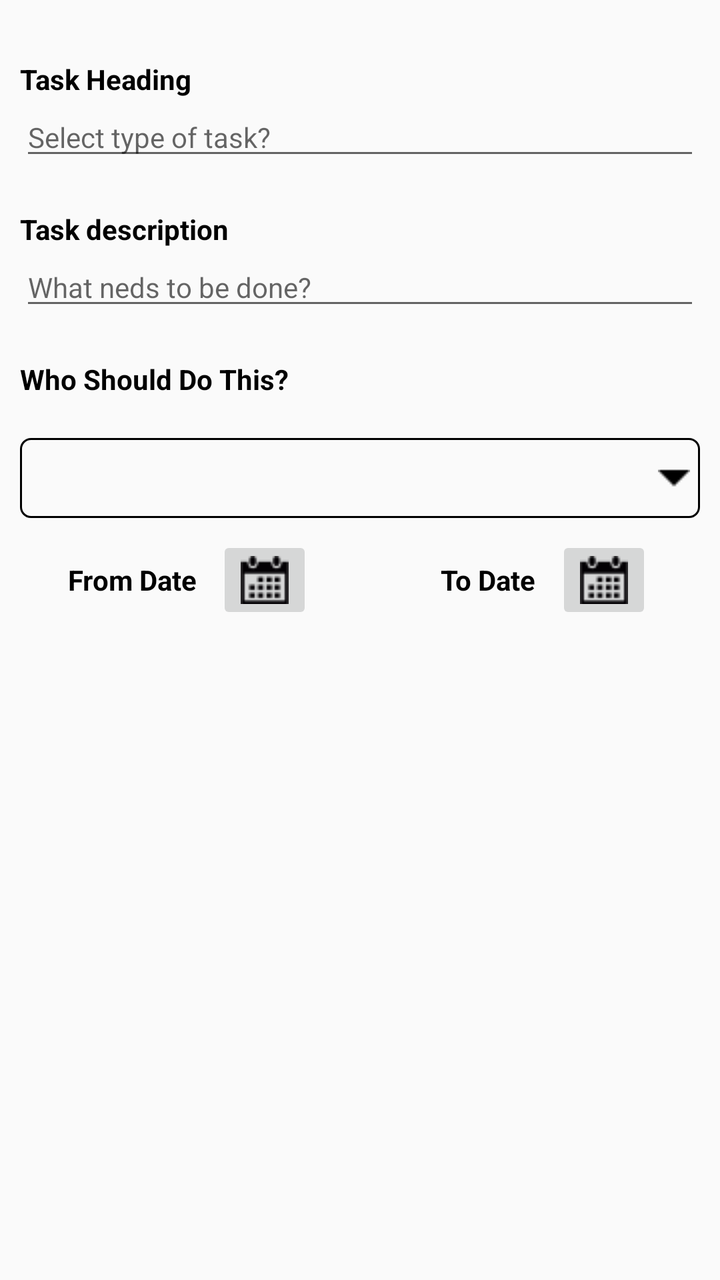
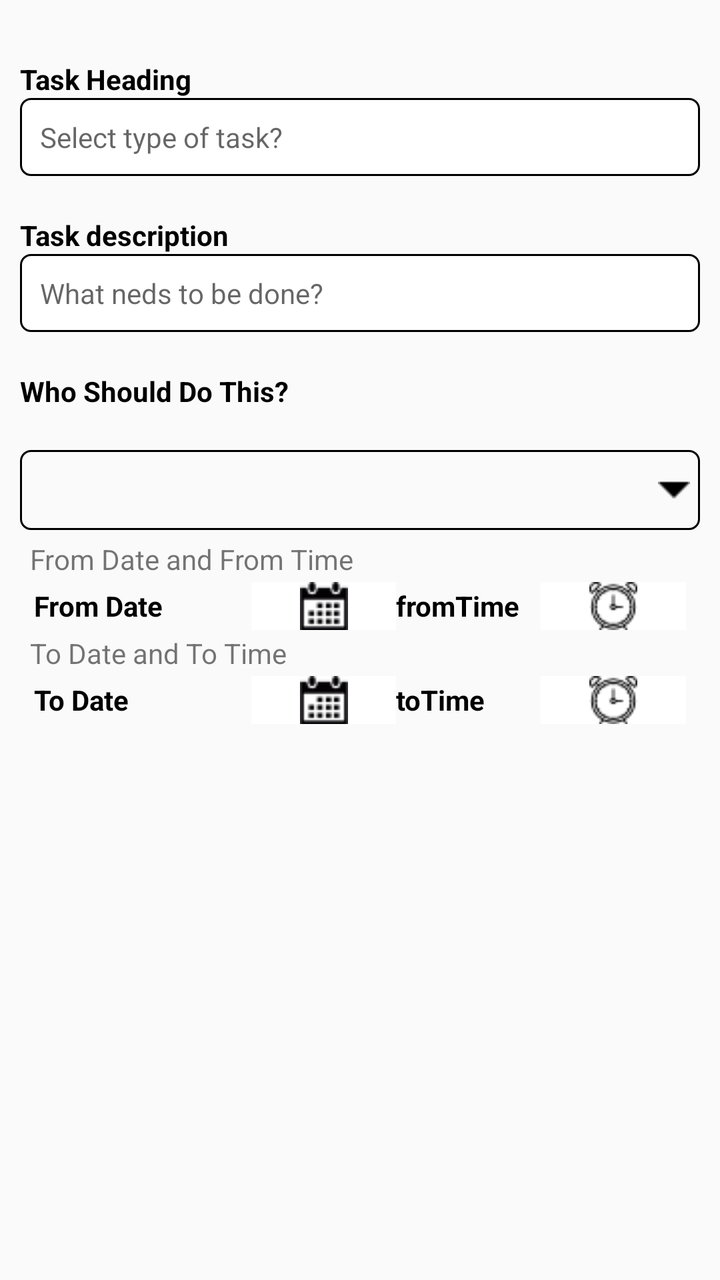

The first picture is an Android layout as it rendered before a commit; the second is the same layout after the commit. The layout source and the unified diff follow.
<!-- AndroidManifest.xml: application theme AppTheme -->
<!-- res/layout/task_fragment1.xml -->
<?xml version="1.0" encoding="utf-8"?>
<LinearLayout xmlns:android="http://schemas.android.com/apk/res/android"
    android:layout_width="match_parent"
    android:layout_height="match_parent"
    android:orientation="vertical"
    android:padding="10sp">

    <ScrollView
        android:layout_width="match_parent"
        android:layout_height="match_parent"
        android:scrollbars="vertical">

        <LinearLayout
            android:layout_width="match_parent"
            android:layout_height="match_parent"
            android:orientation="vertical">

            <TextView
                android:layout_width="wrap_content"
                android:layout_height="wrap_content"
                android:layout_gravity="left"
                android:layout_marginTop="20dp"
                android:gravity="center"
                android:text="Task Heading"
                android:textColor="#000"
                android:textStyle="bold" />

            <EditText
                android:id="@+id/taskHeader"
                android:layout_width="match_parent"
                android:layout_height="wrap_content"
                android:layout_gravity="bottom"
                android:gravity="bottom"
                android:hint="Select type of task?"
                android:textSize="14sp" />


            <TextView
                android:layout_width="wrap_content"
                android:layout_height="wrap_content"
                android:layout_gravity="left"
                android:layout_marginTop="20dp"
                android:gravity="center"
                android:text="Task description"
                android:textColor="#000"
                android:textStyle="bold" />

            <EditText
                android:id="@+id/taskDes"
                android:layout_width="match_parent"
                android:layout_height="wrap_content"
                android:layout_gravity="bottom"
                android:gravity="bottom"
                android:hint="What neds to be done?"
                android:textSize="14sp" />


            <TextView
                android:id="@+id/textView2"
                android:layout_width="wrap_content"
                android:layout_height="wrap_content"
                android:layout_gravity="left"
                android:layout_marginTop="20dp"
                android:gravity="center"
                android:text="Who Should Do This?"
                android:textColor="#000"
                android:textSize="14sp"
                android:textStyle="bold" />

            <RelativeLayout
                android:layout_width="wrap_content"
                android:layout_height="wrap_content"
                android:layout_marginTop="20dp"
                android:background="@drawable/spinner_border"
                android:orientation="horizontal">

                <Spinner
                    android:id="@+id/TaskUsers"
                    android:layout_width="match_parent"
                    android:layout_height="40dp"
                    android:layout_centerVertical="true"
                    android:layout_gravity="center"
                    android:background="@android:color/transparent"
                    android:gravity="center"
                    android:padding="5dp" />

                <ImageView
                    android:layout_width="wrap_content"
                    android:layout_height="wrap_content"
                    android:layout_alignParentRight="true"
                    android:layout_centerVertical="true"
                    android:layout_gravity="center"
                    android:padding="5sp"
                    android:src="@drawable/drop_down" />

            </RelativeLayout>

            <LinearLayout
                android:layout_width="wrap_content"
                android:layout_height="wrap_content"
                android:layout_gravity="center"
                android:orientation="horizontal"
                android:padding="7dp">


                <LinearLayout
                    android:layout_width="wrap_content"
                    android:layout_height="wrap_content"
                    android:layout_weight="1"
                    android:gravity="left"
                    android:orientation="horizontal"
                    android:padding="2dp">

                    <TextView
                        android:id="@+id/fromDate"
                        android:layout_width="wrap_content"
                        android:layout_height="wrap_content"
                        android:layout_gravity="center"
                        android:gravity="center"
                        android:text="From Date"
                        android:textColor="#000"
                        android:textSize="@dimen/Date_textsize"
                        android:textStyle="bold" />

                    <ImageButton
                        android:id="@+id/fromDateImage"
                        android:layout_width="wrap_content"
                        android:layout_height="wrap_content"
                        android:layout_gravity="center_vertical"
                        android:layout_marginLeft="10dp"
                        android:src="@drawable/calender" />
                </LinearLayout>


                <LinearLayout
                    android:layout_width="wrap_content"
                    android:layout_height="wrap_content"
                    android:layout_marginLeft="60dp"
                    android:layout_weight="1"
                    android:gravity="left"
                    android:orientation="horizontal"
                    android:padding="2dp">

                    <TextView
                        android:id="@+id/toDate"
                        android:layout_width="wrap_content"
                        android:layout_height="wrap_content"
                        android:layout_gravity="center"
                        android:gravity="center"
                        android:text="To Date"
                        android:textColor="#000"
                        android:textSize="@dimen/Date_textsize"
                        android:textStyle="bold" />


                    <ImageButton
                        android:id="@+id/toDateImage"
                        android:layout_width="wrap_content"
                        android:layout_height="wrap_content"
                        android:layout_gravity="center_vertical"
                        android:layout_marginLeft="10dp"
                        android:src="@drawable/calender" />
                </LinearLayout>


            </LinearLayout>
        </LinearLayout>
    </ScrollView>
</LinearLayout>
<!-- resources referenced by this layout -->
<resources>
  <dimen name="Date_textsize">14sp</dimen>
  <!-- drawable calender: png bitmap (drawable, 698 bytes) -->
  <!-- drawable drop_down: png bitmap (drawable, 211 bytes) -->
  <!-- drawable spinner_border (drawable) -->
  <?xml version="1.0" encoding="utf-8"?>
  <shape xmlns:android="http://schemas.android.com/apk/res/android">
      <solid android:color="@android:color/transparent" />
      <corners android:radius="5dp" />
      <stroke
          android:width="1dp"
          android:color="#000">
  
      </stroke>
      </shape>
  <style name="AppTheme" parent="Theme.AppCompat.Light.DarkActionBar">
          
          <item name="windowNoTitle">true</item>
          <item name="windowActionBar">false</item>
          <item name="colorPrimary">@color/light_blue_800</item>
          <item name="colorPrimaryDark">@color/colorPrimaryDark</item>
          <item name="colorAccent">@color/colorAccent</item>
      </style>
  <color name="light_blue_800">#0277bd</color>
  <color name="colorPrimaryDark">#303F9F</color>
  <color name="colorAccent">#000105</color>
</resources>

<!-- the commit's change to res/layout/task_fragment1.xml (unified diff, before → after) -->
@@ -30,8 +30,10 @@
                 android:layout_width="match_parent"
                 android:layout_height="wrap_content"
                 android:layout_gravity="bottom"
+                android:background="@drawable/rounded_edittext"
                 android:gravity="bottom"
                 android:hint="Select type of task?"
+                android:padding="10dp"
                 android:textSize="14sp" />
 
 
@@ -50,8 +52,10 @@
                 android:layout_width="match_parent"
                 android:layout_height="wrap_content"
                 android:layout_gravity="bottom"
+                android:background="@drawable/rounded_edittext"
                 android:gravity="bottom"
                 android:hint="What neds to be done?"
+                android:padding="10dp"
                 android:textSize="14sp" />
 
 
@@ -96,15 +100,73 @@
             </RelativeLayout>
 
             <LinearLayout
-                android:layout_width="wrap_content"
+                android:layout_width="match_parent"
                 android:layout_height="wrap_content"
                 android:layout_gravity="center"
-                android:orientation="horizontal"
-                android:padding="7dp">
-
+                android:orientation="vertical"
+                android:padding="5dp">
+
+                <TextView
+                    android:layout_width="match_parent"
+                    android:layout_height="wrap_content"
+                    android:text="From Date and From Time" />
 
                 <LinearLayout
-                    android:layout_width="wrap_content"
+                    android:layout_width="match_parent"
+                    android:layout_height="wrap_content"
+                    android:gravity="center"
+                    android:orientation="horizontal"
+                    android:padding="2dp">
+
+                    <TextView
+                        android:id="@+id/fromDate"
+                        android:layout_width="0dp"
+                        android:layout_height="wrap_content"
+                        android:layout_gravity="center"
+                        android:layout_weight="3"
+                        android:gravity="left"
+                        android:text="From Date"
+                        android:textColor="#000"
+                        android:textSize="@dimen/Date_textsize"
+                        android:textStyle="bold" />
+
+                    <ImageButton
+                        android:id="@+id/fromDateImage"
+                        android:layout_width="0dp"
+                        android:layout_height="wrap_content"
+                        android:layout_gravity="center_vertical"
+                        android:layout_weight="2"
+                        android:background="@color/white"
+                        android:src="@drawable/calender" />
+
+                    <TextView
+                        android:id="@+id/fromTime"
+                        android:layout_width="0dp"
+                        android:layout_height="wrap_content"
+                        android:layout_gravity="center"
+                        android:layout_weight="2"
+                        android:gravity="left"
+                        android:text="fromTime"
+                        android:textColor="#000"
+                        android:textSize="@dimen/Date_textsize"
+                        android:textStyle="bold" />
+
+                    <ImageButton
+                        android:id="@+id/fromTimeImage"
+                        android:layout_width="0dp"
+                        android:layout_height="wrap_content"
+                        android:layout_gravity="center_vertical"
+                        android:layout_weight="2"
+                        android:background="@color/white"
+                        android:onClick="onButtonClicked"
+                        android:src="@drawable/time" />
+                </LinearLayout>
+                <TextView
+                    android:layout_width="match_parent"
+                    android:layout_height="wrap_content"
+                    android:text="To Date and To Time" />
+                <LinearLayout
+                    android:layout_width="match_parent"
                     android:layout_height="wrap_content"
                     android:layout_weight="1"
                     android:gravity="left"
@@ -112,57 +174,48 @@
                     android:padding="2dp">
 
                     <TextView
-                        android:id="@+id/fromDate"
-                        android:layout_width="wrap_content"
-                        android:layout_height="wrap_content"
-                        android:layout_gravity="center"
-                        android:gravity="center"
-                        android:text="From Date"
-                        android:textColor="#000"
-                        android:textSize="@dimen/Date_textsize"
-                        android:textStyle="bold" />
-
-                    <ImageButton
-                        android:id="@+id/fromDateImage"
-                        android:layout_width="wrap_content"
-                        android:layout_height="wrap_content"
-                        android:layout_gravity="center_vertical"
-                        android:layout_marginLeft="10dp"
+                        android:id="@+id/toDate"
+                        android:layout_width="0dp"
+                        android:layout_height="wrap_content"
+                        android:layout_gravity="center"
+                        android:layout_weight="1.5"
+                        android:gravity="left"
+                        android:text="To Date"
+                        android:textColor="#000"
+                        android:textSize="@dimen/Date_textsize"
+                        android:textStyle="bold" />
+
+                    <ImageButton
+                        android:id="@+id/toDateImage"
+                        android:layout_width="0dp"
+                        android:layout_height="wrap_content"
+                        android:layout_gravity="center_vertical"
+                        android:layout_weight="1"
+                        android:background="@color/white"
                         android:src="@drawable/calender" />
+
+
+                    <TextView
+                        android:id="@+id/toTime"
+                        android:layout_width="0dp"
+                        android:layout_height="wrap_content"
+                        android:layout_gravity="center"
+                        android:layout_weight="1"
+                        android:gravity="left"
+                        android:text="toTime"
+                        android:textColor="#000"
+                        android:textSize="@dimen/Date_textsize"
+                        android:textStyle="bold" />
+
+                    <ImageButton
+                        android:id="@+id/toTimeImage"
+                        android:layout_width="0dp"
+                        android:layout_height="wrap_content"
+                        android:layout_gravity="center_vertical"
+                        android:layout_weight="1"
+                        android:background="@color/white"
+                        android:src="@drawable/time" />
                 </LinearLayout>
-
-
-                <LinearLayout
-                    android:layout_width="wrap_content"
-                    android:layout_height="wrap_content"
-                    android:layout_marginLeft="60dp"
-                    android:layout_weight="1"
-                    android:gravity="left"
-                    android:orientation="horizontal"
-                    android:padding="2dp">
-
-                    <TextView
-                        android:id="@+id/toDate"
-                        android:layout_width="wrap_content"
-                        android:layout_height="wrap_content"
-                        android:layout_gravity="center"
-                        android:gravity="center"
-                        android:text="To Date"
-                        android:textColor="#000"
-                        android:textSize="@dimen/Date_textsize"
-                        android:textStyle="bold" />
-
-
-                    <ImageButton
-                        android:id="@+id/toDateImage"
-                        android:layout_width="wrap_content"
-                        android:layout_height="wrap_content"
-                        android:layout_gravity="center_vertical"
-                        android:layout_marginLeft="10dp"
-                        android:src="@drawable/calender" />
-                </LinearLayout>
-
-
             </LinearLayout>
         </LinearLayout>
     </ScrollView>
<!-- resource entries referenced after the edit -->
@@ -1,8 +1,25 @@
 <!-- resources referenced by this layout -->
 <resources>
+  <color name="white">#FFFFFF</color>
   <dimen name="Date_textsize">14sp</dimen>
   <!-- drawable calender: png bitmap (drawable, 698 bytes) -->
   <!-- drawable drop_down: png bitmap (drawable, 211 bytes) -->
+  <!-- drawable rounded_edittext (drawable) -->
+  <?xml version="1.0" encoding="utf-8"?>
+  <selector xmlns:android="http://schemas.android.com/apk/res/android">
+      <item>
+  
+  <shape android:shape="rectangle">
+      <solid android:color="#fff"/>
+      <stroke android:color="#000"
+          android:width="1dp"/>
+      <corners android:radius="5dp"/>
+  
+  </shape>
+  
+      </item>
+  
+  </selector>
   <!-- drawable spinner_border (drawable) -->
   <?xml version="1.0" encoding="utf-8"?>
   <shape xmlns:android="http://schemas.android.com/apk/res/android">
@@ -14,15 +31,16 @@
   
       </stroke>
       </shape>
+  <!-- drawable time: png bitmap (drawable, 877 bytes) -->
   <style name="AppTheme" parent="Theme.AppCompat.Light.DarkActionBar">
           
           <item name="windowNoTitle">true</item>
           <item name="windowActionBar">false</item>
-          <item name="colorPrimary">@color/light_blue_800</item>
+          <item name="colorPrimary">@color/pink_900</item>
           <item name="colorPrimaryDark">@color/colorPrimaryDark</item>
           <item name="colorAccent">@color/colorAccent</item>
       </style>
-  <color name="light_blue_800">#0277bd</color>
+  <color name="pink_900">#880E4F</color>
   <color name="colorPrimaryDark">#303F9F</color>
   <color name="colorAccent">#000105</color>
 </resources>
